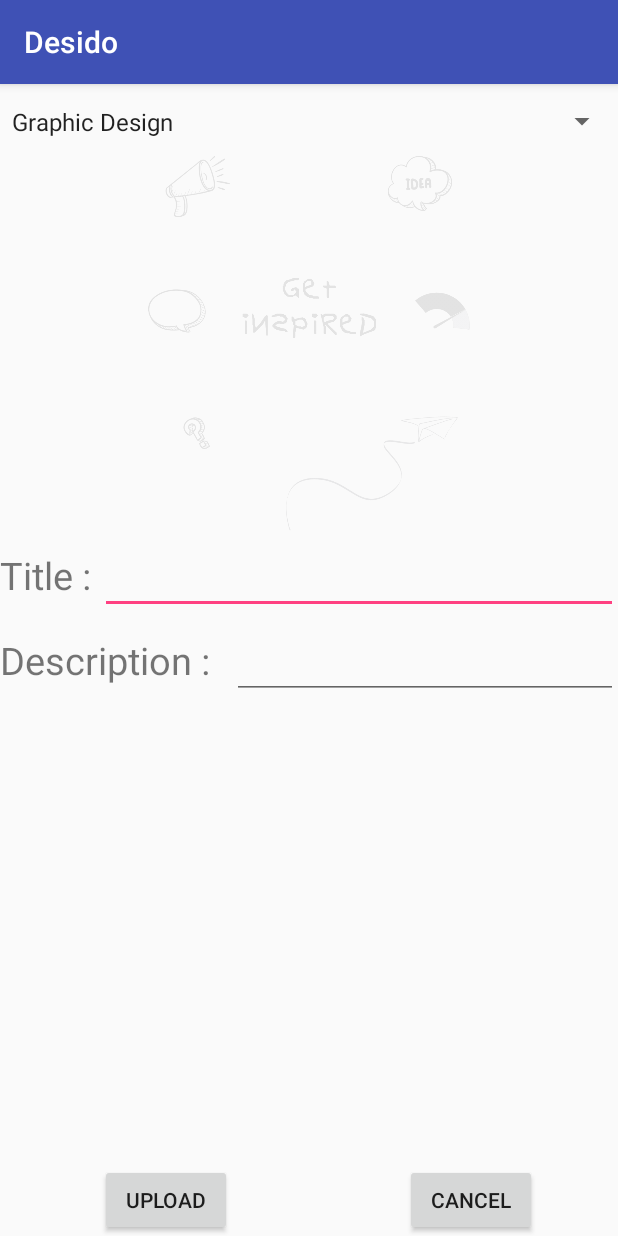
After one commit to aryanikhil/Desido, an Android app: the UploadPostDetailsActivity screen opened directly, with no data from a screen before it, on a phone screen of 412 x 824 dp. The commit adds this screen. Run offline under Robolectric (Android 15) with nearby library versions, the phone set to English and light mode, and no system bars; 2 statements that could not run were skipped.

Commit message:
User can post. validations. log out option.

```diff
--- /dev/null
+++ b/app/src/main/java/com/example/aryanikhil2/desido/UploadPostDetailsActivity.java
@@ -0,0 +1,141 @@
+package com.example.aryanikhil2.desido;
+
+import android.app.Activity;
+import android.content.Context;
+import android.content.SharedPreferences;
+import android.graphics.Bitmap;
+import android.graphics.BitmapFactory;
+import android.media.Image;
+import android.os.AsyncTask;
+import android.os.Bundle;
+import android.support.v7.app.AppCompatActivity;
+import android.view.View;
+import android.widget.AdapterView;
+import android.widget.ArrayAdapter;
+import android.widget.Button;
+import android.widget.EditText;
+import android.widget.ImageView;
+import android.widget.Spinner;
+import android.widget.Toast;
+
+import com.example.aryanikhil2.desido.LogIn.LoginActivity;
+
+import java.io.File;
+import java.io.FileInputStream;
+import java.sql.Connection;
+import java.sql.DriverManager;
+import java.sql.PreparedStatement;
+import java.sql.Timestamp;
+import java.util.Date;
+import java.util.concurrent.ExecutionException;
+
+/**
+ * Created by arya.nikhil2 on 14-03-2017.
+ */
+
+public class UploadPostDetailsActivity extends AppCompatActivity {
+    EditText title, desc;
+    ImageView image;
+    Button upload,cancel;
+    Spinner category;
+    int uid;
+    @Override
+    protected void onCreate(Bundle savedInstanceState) {
+        super.onCreate(savedInstanceState);
+        setContentView(R.layout.activity_uploadpost);
+
+        category = (Spinner)findViewById(R.id.spinner);
+        title = (EditText)findViewById(R.id.editText15);
+        desc = (EditText)findViewById(R.id.editText16);
+        image = (ImageView)findViewById(R.id.imageView6);
+        upload = (Button)findViewById(R.id.button9);
+        cancel = (Button)findViewById(R.id.button8);
+
+        ArrayAdapter<CharSequence> adapter = ArrayAdapter.createFromResource(this, R.array.categoryOfPost, android.R.layout.simple_spinner_item);
+        adapter.setDropDownViewResource(android.R.layout.simple_spinner_dropdown_item);
+        category.setAdapter(adapter);
+        category.setOnItemSelectedListener(new AdapterView.OnItemSelectedListener(){
+            public void onItemSelected(AdapterView<?> parent, View view,
+                                       int pos, long id) {
+                String item = parent.getItemAtPosition(pos).toString();
+                Toast.makeText(parent.getContext(), "Selected: " + item, Toast.LENGTH_LONG).show();
+            }
+
+            public void onNothingSelected(AdapterView<?> parent) {
+            }
+        });
+
+        File imgFile = new File(getIntent().getStringExtra("location"));
+        uid = getIntent().getIntExtra("userid", -1);
+
+        if(imgFile.exists()){
+            Bitmap myBitmap = BitmapFactory.decodeFile(imgFile.getAbsolutePath());
+            image.setImageBitmap(myBitmap);
+        }
+
+        cancel.setOnClickListener(new View.OnClickListener() {
+            @Override
+            public void onClick(View view) {
+                imgFile.delete();
+                finish();
+            }
+        });
+
+        upload.setOnClickListener(new View.OnClickListener() {
+            @Override
+            public void onClick(View view) {
+                Integer created = null;
+                if(hasContent(title) && hasContent(desc)){
+                    try {
+                        created = new CreateNewPost().execute(category.getSelectedItem().toString(), title.getText().toString(), desc.getText().toString(), imgFile.getAbsolutePath().toString()).get();
+                    } catch (Exception e) {
+                        e.printStackTrace();
+                    }
+                    if(created!=0) {
+                        Toast.makeText(getApplicationContext(), "Posted Successfully!!", Toast.LENGTH_LONG).show();
+                        finish();
+                    }
+                    else{
+                        Toast.makeText(getApplicationContext(), "Sorry!! Couldn't Post!! Please Try Again!!", Toast.LENGTH_LONG).show();
+                    }
+                }
+            }
+        });
+    }
+
+    public boolean hasContent(EditText et){
+        if(et.getText().toString().trim().length()>0) return true;
+        else{
+            et.setError("Fill This Field");
+            return false;
+        }
+    }
+
+    class CreateNewPost extends AsyncTask<String,Void,Integer> {
+
+        public Integer doInBackground(String... Params){
+            try {
+                Class.forName("org.postgresql.Driver");
+                Connection con = DriverManager.getConnection("jdbc:postgresql://10.0.2.2:5432/desido","postgres","5438");
+
+                PreparedStatement pstmt = con.prepareStatement("INSERT INTO posts(uid,pic,title,info,category,timepost) VALUES(?,?,?,?,?,?)");
+
+                pstmt.setInt(1,uid);
+                File file = new File(Params[3]);
+                FileInputStream fis = new FileInputStream(file);
+                pstmt.setBinaryStream(2,fis,file.length());
+                pstmt.setString(3,Params[1]);
+                pstmt.setString(4,Params[2]);
+                pstmt.setString(5,Params[0]);
+                pstmt.setTimestamp(6,new Timestamp(new Date().getTime()));
+                return pstmt.executeUpdate();
+            }catch (Exception e){
+                e.printStackTrace();
+            }
+            return 0;
+        }
+
+        public void onPostExecute(Integer res){
+        }
+    }
+}
--- /dev/null
+++ b/app/src/main/res/layout/activity_uploadpost.xml
@@ -0,0 +1,89 @@
+<?xml version="1.0" encoding="utf-8"?>
+<RelativeLayout xmlns:android="http://schemas.android.com/apk/res/android"
+    xmlns:app="http://schemas.android.com/apk/res-auto"
+    android:layout_width="match_parent" android:layout_height="match_parent">
+
+    <TextView
+        android:text="Description : "
+        android:layout_width="wrap_content"
+        android:layout_height="wrap_content"
+        android:id="@+id/textView8"
+        android:textSize="25sp"
+        android:layout_below="@+id/textView7"
+        android:layout_alignParentLeft="true"
+        android:layout_alignParentStart="true"
+        android:layout_marginTop="22dp" />
+
+    <EditText
+        android:layout_width="wrap_content"
+        android:layout_height="wrap_content"
+        android:inputType="textPersonName"
+        android:ems="10"
+        android:id="@+id/editText15"
+        android:layout_alignBaseline="@+id/textView7"
+        android:layout_alignBottom="@+id/textView7"
+        android:layout_toRightOf="@+id/textView7"
+        android:layout_alignParentRight="true"
+        android:layout_alignParentEnd="true" />
+
+    <EditText
+        android:layout_width="wrap_content"
+        android:layout_height="wrap_content"
+        android:inputType="textMultiLine"
+        android:ems="10"
+        android:id="@+id/editText16"
+        android:layout_alignBaseline="@+id/textView8"
+        android:layout_alignBottom="@+id/textView8"
+        android:layout_toRightOf="@+id/button9"
+        android:layout_alignParentRight="true"
+        android:layout_alignParentEnd="true" />
+
+    <Button
+        android:text="Upload"
+        android:layout_width="wrap_content"
+        android:layout_height="wrap_content"
+        android:id="@+id/button9"
+        android:layout_alignParentBottom="true"
+        android:layout_alignLeft="@+id/editText15"
+        android:layout_alignStart="@+id/editText15" />
+
+    <Button
+        android:text="Cancel"
+        android:layout_width="wrap_content"
+        android:layout_height="wrap_content"
+        android:layout_marginRight="54dp"
+        android:layout_marginEnd="54dp"
+        android:id="@+id/button8"
+        android:layout_alignParentBottom="true"
+        android:layout_alignParentRight="true"
+        android:layout_alignParentEnd="true" />
+
+    <TextView
+        android:text="Title : "
+        android:layout_width="wrap_content"
+        android:layout_height="wrap_content"
+        android:id="@+id/textView7"
+        android:textSize="25sp"
+        android:layout_below="@+id/imageView6"
+        android:layout_alignParentLeft="true"
+        android:layout_alignParentStart="true"
+        android:layout_marginTop="12dp" />
+
+    <ImageView
+        android:layout_width="match_parent"
+        android:layout_height="250dp"
+        app:srcCompat="@drawable/home_background"
+        android:id="@+id/imageView6"
+        android:layout_marginTop="48dp"
+        android:layout_alignParentTop="true"
+        android:layout_alignParentLeft="true"
+        android:layout_alignParentStart="true" />
+
+    <Spinner
+        android:layout_width="match_parent"
+        android:layout_height="50dp"
+        android:id="@+id/spinner"
+        android:layout_alignParentTop="true"
+        android:layout_alignParentLeft="true"
+        android:layout_alignParentStart="true" />
+</RelativeLayout>
--- a/app/src/main/res/menu/main.xml
+++ b/app/src/main/res/menu/main.xml
@@ -6,4 +6,9 @@
         android:orderInCategory="100"
         android:title="@string/action_settings"
         app:showAsAction="never" />
+    <item
+        android:id="@+id/action_logout"
+        android:orderInCategory="200"
+        android:title="Log Out"
+        app:showAsAction="never" />
 </menu>
--- a/app/src/main/res/values/strings.xml
+++ b/app/src/main/res/values/strings.xml
@@ -7,4 +7,19 @@
     <string name="action_settings">Settings</string>
 
    <string name="uploadPic">or upload</string>
+
+    <string-array name="categoryOfPost">
+        <item>Graphic Design</item>
+        <item>Photography</item>
+        <item>Interior Design</item>
+        <item>Digital Art</item>
+        <item>Sketch Art</item>
+        <item>UX/UI Design</item>
+        <item>Fashion Design</item>
+        <item>Craftsmanship</item>
+        <item>Furniture Design</item>
+        <item>Makeup Art</item>
+        <item>Painting</item>
+        <item>Tattoo Art</item>
+        </string-array>
 </resources>
--- /dev/null
+++ b/app/src/main/res/xml/file_paths.xml
@@ -0,0 +1,4 @@
+<?xml version="1.0" encoding="utf-8"?>
+<paths xmlns:android="http://schemas.android.com/apk/res/android">
+    <external-path name="my_images" path="Android/data/com.example.aryanikhil2.desido/files/Pictures" />
+</paths>
--- a/postgresql-42.0.0/build.gradle
+++ /dev/null
@@ -1,2 +0,0 @@
-configurations.maybeCreate("default")
-artifacts.add("default", file('postgresql-42.0.0.jar'))
```
Also changed, not shown: app/src/main/AndroidManifest.xml (+18 -0 lines), app/src/main/java/com/example/aryanikhil2/desido/FragmentsMain/FragmentHome.java (+78 -1 lines), app/src/main/java/com/example/aryanikhil2/desido/MainActivity.java (+15 -0 lines), 1 other file.
